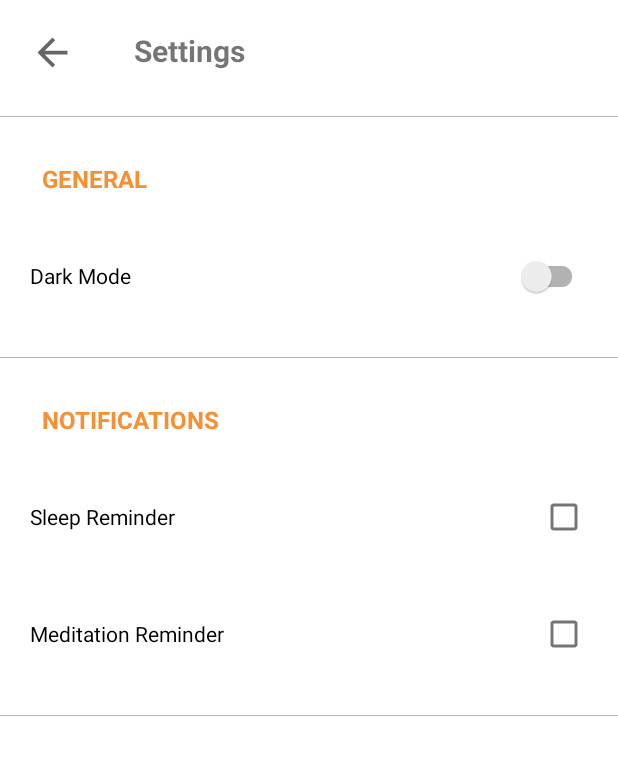
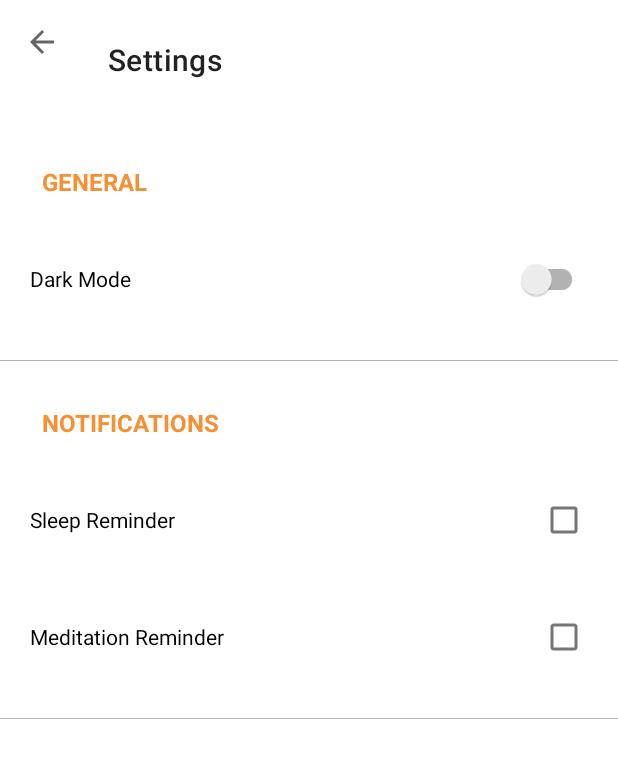
Before and after one commit to Horizon733/Calm-App, an Android app: the SettingsActivity screen opened directly, with no data from a screen before it, on a phone screen of 412 x 824 dp. Shown: the top 758 px of the screen. Run offline under Robolectric (Android 15) with nearby library versions, the phone set to English and light mode, and no system bars.

Commit message:
added appbar

```diff
--- a/app/src/main/AndroidManifest.xml
+++ b/app/src/main/AndroidManifest.xml
@@ -20,7 +20,7 @@
         <activity android:name=".MainActivity">
 
         </activity>
-        <activity android:name=".SettingsActivity">
+        <activity android:name=".SettingsActivity" android:parentActivityName=".HomeActivity" android:label="Settings" android:icon="@drawable/ic_baseline_arrow_back_24">
 
         </activity>
     </application>
--- a/app/src/main/java/com/example/calmapp/SettingsActivity.kt
+++ b/app/src/main/java/com/example/calmapp/SettingsActivity.kt
@@ -1,9 +1,6 @@
 package com.example.calmapp
 
-import android.app.Notification
-import android.app.NotificationChannel
-import android.app.NotificationManager
-import android.app.PendingIntent
+import android.app.*
 import android.content.Context
 import android.content.Context.NOTIFICATION_SERVICE
 import android.content.Intent
@@ -16,12 +13,14 @@ import android.view.ViewGroup
 import android.widget.CompoundButton
 import android.widget.Switch
 import android.widget.Toast
+import android.widget.Toolbar
 import androidx.appcompat.app.AppCompatActivity
 import androidx.appcompat.app.AppCompatDelegate
 import androidx.appcompat.widget.SwitchCompat
 import androidx.core.app.NotificationCompat
 import androidx.core.content.ContextCompat.getSystemService
 import androidx.fragment.app.Fragment
+import com.google.android.material.appbar.AppBarLayout
 import kotlin.coroutines.coroutineContext
 
 /**
@@ -30,11 +29,16 @@ import kotlin.coroutines.coroutineContext
  * create an instance of this fragment.
  */
 class SettingsActivity : AppCompatActivity() {
+    //private lateinit var activitySettingsBinding:ActivitySettingsBinding
 
     override fun onCreate(savedInstanceState: Bundle?) {
         super.onCreate(savedInstanceState)
         setContentView(R.layout.activity_settings)
 
+        val toolbar = findViewById<androidx.appcompat.widget.Toolbar?>(R.id.settings_toolbar)
+        setSupportActionBar(toolbar)
+        supportActionBar?.setDisplayHomeAsUpEnabled(true)
+        supportActionBar?.setDisplayShowHomeEnabled(true)
 
         val switch = findViewById<SwitchCompat>(R.id.switch_dark_mode)
         val isNightTheme = resources.configuration.uiMode and Configuration.UI_MODE_NIGHT_MASK
@@ -47,6 +51,7 @@ class SettingsActivity : AppCompatActivity() {
         }
 
     }
+
 
 
     fun darkModeToggler(isNightTheme: Int){
--- a/app/src/main/res/layout/activity_settings.xml
+++ b/app/src/main/res/layout/activity_settings.xml
@@ -1,46 +1,32 @@
 <?xml version="1.0" encoding="utf-8"?>
-<androidx.constraintlayout.widget.ConstraintLayout xmlns:android="http://schemas.android.com/apk/res/android"
+<androidx.constraintlayout.widget.ConstraintLayout
+    xmlns:android="http://schemas.android.com/apk/res/android"
     xmlns:app="http://schemas.android.com/apk/res-auto"
     xmlns:tools="http://schemas.android.com/tools"
     android:layout_width="match_parent"
     android:layout_height="match_parent"
     tools:context=".SettingsActivity">
 
-    <ImageView
-        android:id="@+id/image_back"
-        android:layout_width="30dp"
-        android:layout_height="30dp"
-        android:layout_marginStart="20dp"
-        android:layout_marginTop="20dp"
-        android:contentDescription="@string/back_image"
-        android:src="@drawable/ic_baseline_arrow_back_24"
+    <com.google.android.material.appbar.AppBarLayout
+        android:id="@+id/settings_appbar"
+        android:layout_width="match_parent"
+        android:layout_height="wrap_content"
+        android:background="@android:color/transparent"
+        app:elevation="0dp"
+        app:layout_constraintEnd_toEndOf="parent"
         app:layout_constraintStart_toStartOf="parent"
-        app:layout_constraintTop_toTopOf="parent" />
+        app:layout_constraintTop_toTopOf="parent">
 
-    <TextView
-        android:id="@+id/settings"
-        android:layout_width="wrap_content"
-        android:layout_height="wrap_content"
-        android:layout_marginStart="32dp"
-        android:layout_marginTop="20dp"
-        android:text="@string/settings"
-        android:textSize="20sp"
-        android:textStyle="bold"
-        app:layout_constraintEnd_toEndOf="parent"
-        app:layout_constraintHorizontal_bias="0.028"
-        app:layout_constraintStart_toEndOf="@+id/image_back"
-        app:layout_constraintTop_toTopOf="parent" />
+    <androidx.appcompat.widget.Toolbar
+        android:id="@+id/settings_toolbar"
+        android:layout_width="match_parent"
+        android:layout_height="80dp"
+        android:background="@android:color/transparent"
+        app:elevation="0dp">
 
-    <View
-        android:id="@+id/view3"
-        android:layout_width="0dp"
-        android:layout_height="1px"
-        android:layout_marginTop="30dp"
-        android:background="#b4b4b4"
-        app:layout_constraintEnd_toEndOf="parent"
-        app:layout_constraintHorizontal_bias="0.0"
-        app:layout_constraintStart_toStartOf="parent"
-        app:layout_constraintTop_toBottomOf="@+id/settings" />
+
+    </androidx.appcompat.widget.Toolbar>
+    </com.google.android.material.appbar.AppBarLayout>
 
     <View
         android:id="@+id/view"
@@ -64,6 +50,7 @@
         app:layout_constraintStart_toStartOf="parent"
         app:layout_constraintTop_toBottomOf="@+id/meditation" />
 
+
     <TextView
         android:id="@+id/general"
         android:layout_width="wrap_content"
@@ -76,8 +63,7 @@
         android:textSize="16sp"
         android:textStyle="bold"
         app:layout_constraintStart_toStartOf="parent"
-        app:layout_constraintTop_toBottomOf="@+id/view3" />
-
+        app:layout_constraintTop_toBottomOf="@+id/settings_appbar" />
 
     <TextView
         android:id="@+id/notifications"
--- a/app/src/main/res/values/themes.xml
+++ b/app/src/main/res/values/themes.xml
@@ -35,4 +35,6 @@
         <item name="cornerSize">50%</item>
     </style>
 
+
+
 </resources>
```
